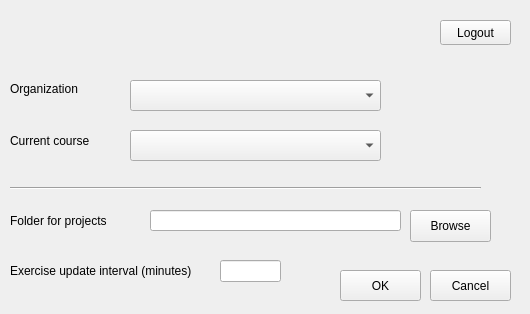
Old version of the form settings.ui in the repository TestMyQt/Qt-CreatorTMC.
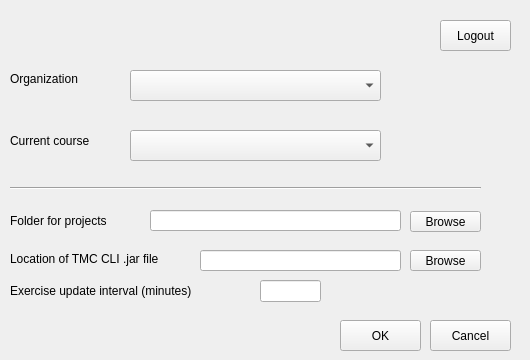
New version of the form.

Commit message: Added option to choose CLI jar location to settings window

What changed in the file:
```diff
--- a/settings.ui
+++ b/settings.ui
@@ -7,7 +7,7 @@
     <x>0</x>
     <y>0</y>
     <width>530</width>
-    <height>314</height>
+    <height>360</height>
    </rect>
   </property>
   <property name="windowTitle">
@@ -82,9 +82,9 @@
    <property name="geometry">
     <rect>
      <x>410</x>
-     <y>210</y>
-     <width>81</width>
-     <height>32</height>
+     <y>211</y>
+     <width>71</width>
+     <height>21</height>
     </rect>
    </property>
    <property name="text">
@@ -95,7 +95,7 @@
    <property name="geometry">
     <rect>
      <x>340</x>
-     <y>270</y>
+     <y>320</y>
      <width>81</width>
      <height>31</height>
     </rect>
@@ -108,7 +108,7 @@
    <property name="geometry">
     <rect>
      <x>430</x>
-     <y>270</y>
+     <y>320</y>
      <width>81</width>
      <height>31</height>
     </rect>
@@ -121,7 +121,7 @@
    <property name="geometry">
     <rect>
      <x>10</x>
-     <y>80</y>
+     <y>70</y>
      <width>91</width>
      <height>17</height>
     </rect>
@@ -134,7 +134,7 @@
    <property name="geometry">
     <rect>
      <x>130</x>
-     <y>80</y>
+     <y>70</y>
      <width>251</width>
      <height>31</height>
     </rect>
@@ -146,7 +146,7 @@
      <x>440</x>
      <y>20</y>
      <width>71</width>
-     <height>25</height>
+     <height>31</height>
     </rect>
    </property>
    <property name="text">
@@ -169,8 +169,8 @@
   <widget class="QLineEdit" name="updateInterval">
    <property name="geometry">
     <rect>
-     <x>220</x>
-     <y>260</y>
+     <x>260</x>
+     <y>280</y>
      <width>61</width>
      <height>22</height>
     </rect>
@@ -180,8 +180,8 @@
    <property name="geometry">
     <rect>
      <x>10</x>
-     <y>260</y>
-     <width>201</width>
+     <y>280</y>
+     <width>241</width>
      <height>21</height>
     </rect>
    </property>
@@ -189,6 +189,45 @@
     <string>Exercise update interval (minutes)</string>
    </property>
   </widget>
+  <widget class="QLabel" name="jarLabel">
+   <property name="geometry">
+    <rect>
+     <x>10</x>
+     <y>250</y>
+     <width>191</width>
+     <height>17</height>
+    </rect>
+   </property>
+   <property name="text">
+    <string>Location of TMC CLI .jar file</string>
+   </property>
+  </widget>
+  <widget class="QLineEdit" name="jarLocation">
+   <property name="geometry">
+    <rect>
+     <x>200</x>
+     <y>250</y>
+     <width>201</width>
+     <height>21</height>
+    </rect>
+   </property>
+   <property name="readOnly">
+    <bool>true</bool>
+   </property>
+  </widget>
+  <widget class="QPushButton" name="jarBrowseButton">
+   <property name="geometry">
+    <rect>
+     <x>410</x>
+     <y>250</y>
+     <width>71</width>
+     <height>21</height>
+    </rect>
+   </property>
+   <property name="text">
+    <string>Browse</string>
+   </property>
+  </widget>
  </widget>
  <resources/>
  <connections/>
```
